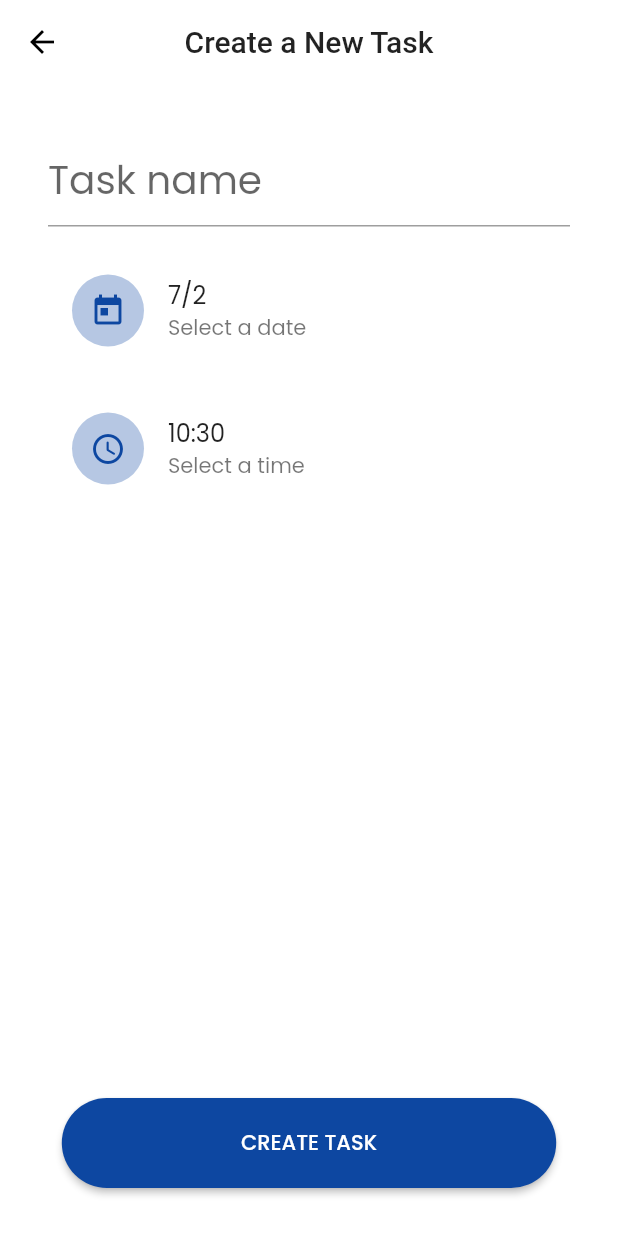
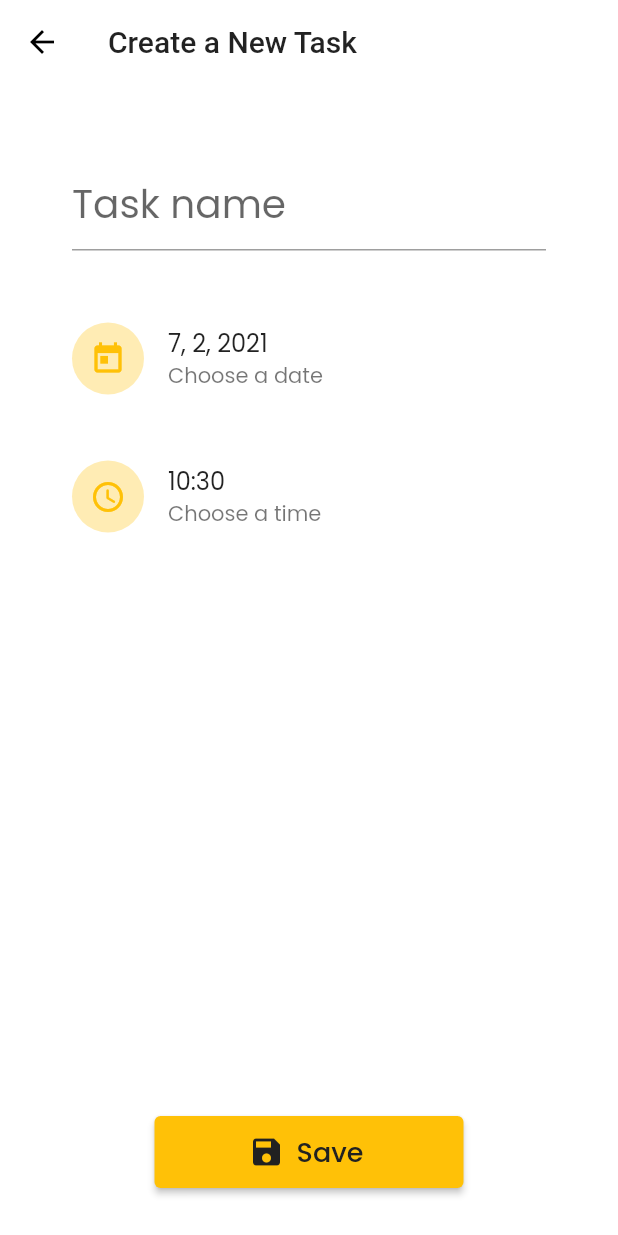
Before and after one commit to luciano01/todo, a Flutter app: the screen it shows after launch, after a tap on the "add" icon, on a phone screen of 412 x 824 dp. Run offline on Flutter 3.47's test engine with Material 2 defaults, Android fonts, the light colour scheme and no system bars; our stand-ins replace cloud_firestore, firebase_core, flutter_mobx, flutter_modular, google_fonts, mobx; accounts and stored records are empty; generated files the repository leaves out were written again.

Commit message:
Change design

```diff
--- a/lib/app/app_widget.dart
+++ b/lib/app/app_widget.dart
@@ -13,7 +13,7 @@ class AppWidget extends StatelessWidget {
           Theme.of(context).textTheme,
         ),
         primaryColor: Colors.white,
-        accentColor: Colors.blue[900],
+        accentColor: Colors.amber,
       ),
     ).modular();
   }
--- a/lib/app/modules/add_task/addTask_page.dart
+++ b/lib/app/modules/add_task/addTask_page.dart
@@ -1,3 +1,4 @@
+import 'package:cloud_firestore/cloud_firestore.dart';
 import 'package:flutter_mobx/flutter_mobx.dart';
 import 'package:flutter_modular/flutter_modular.dart';
 import 'package:todo/app/modules/add_task/addTask_store.dart';
@@ -14,12 +15,17 @@ class AddTaskPage extends StatefulWidget {
 class AddTaskPageState extends State<AddTaskPage> {
   final AddTaskStore store = Modular.get();
 
+  var dateTimeNow = Timestamp.fromDate(DateTime.now());
+  String? _dateNow;
+
   TodoStore? _todo;
   final _formKey = GlobalKey<FormState>();
 
   @override
   void initState() {
     _todo = widget.todo ?? TodoStore();
+    _dateNow =
+        '${dateTimeNow.toDate().month}, ${dateTimeNow.toDate().day}, ${dateTimeNow.toDate().year}';
     super.initState();
   }
 
@@ -30,7 +36,6 @@ class AddTaskPageState extends State<AddTaskPage> {
       appBar: AppBar(
         title: Text(_todo!.uid == null ? 'Create a New Task' : 'Update a Task'),
         elevation: 0,
-        centerTitle: true,
       ),
       body: Form(
         key: _formKey,
@@ -45,19 +50,22 @@ class AddTaskPageState extends State<AddTaskPage> {
                 child: Column(
                   crossAxisAlignment: CrossAxisAlignment.start,
                   children: [
-                    _textField(
-                      hintText: 'Task name',
-                      initialValue: _todo!.name,
-                      validator: store.validateTaskName,
-                      onChanged: _todo!.setName,
-                      keyboardType: TextInputType.text,
+                    Padding(
+                      padding: const EdgeInsets.all(16),
+                      child: _textField(
+                        hintText: 'Task name',
+                        initialValue: _todo!.name,
+                        validator: store.validateTaskName,
+                        onChanged: _todo!.setName,
+                        keyboardType: TextInputType.text,
+                      ),
                     ),
                     Observer(builder: (context) {
                       return _listTile(
                         title: _todo!.date == null
-                            ? '${DateTime.now().month}/${DateTime.now().day}'
-                            : _todo!.date!,
-                        subTitle: 'Select a date',
+                            ? '$_dateNow'
+                            : '${_todo!.date!.toDate().month}, ${_todo!.date!.toDate().day}, ${_todo!.date!.toDate().year}',
+                        subTitle: 'Choose a date',
                         onTap: () async {
                           DateTime? picked = await showDatePicker(
                             context: context,
@@ -77,7 +85,7 @@ class AddTaskPageState extends State<AddTaskPage> {
                             },
                           );
                           if (picked != null) {
-                            String date = '${picked.month}/${picked.day}';
+                            Timestamp date = Timestamp.fromDate(picked);
                             _todo!.setDate(date);
                           }
                         },
@@ -92,7 +100,7 @@ class AddTaskPageState extends State<AddTaskPage> {
                         title: _todo!.time == null
                             ? '${TimeOfDay.now().hour}:${TimeOfDay.now().minute}'
                             : _todo!.time!,
-                        subTitle: 'Select a time',
+                        subTitle: 'Choose a time',
                         onTap: () async {
                           TimeOfDay? picked = await showTimePicker(
                             context: context,
@@ -132,22 +140,24 @@ class AddTaskPageState extends State<AddTaskPage> {
                   mainAxisAlignment: MainAxisAlignment.end,
                   children: [
                     Container(
-                      width: MediaQuery.of(context).size.width * 0.8,
-                      height: 60,
+                      width: MediaQuery.of(context).size.width * 0.5,
+                      height: 48,
                       margin: EdgeInsets.only(top: 32),
-                      child: ElevatedButton(
-                        child: Text(_todo!.uid == null
-                            ? 'Create Task'.toUpperCase()
-                            : 'Update Task'.toUpperCase()),
+                      child: ElevatedButton.icon(
+                        icon: Icon(
+                          Icons.save,
+                          color: Color(0xFF212121),
+                        ),
+                        label: Text(
+                          'Save',
+                          style: TextStyle(
+                            fontSize: 18,
+                            color: Color(0xFF212121),
+                          ),
+                        ),
                         style: ButtonStyle(
                           backgroundColor: MaterialStateProperty.all<Color>(
                               Theme.of(context).accentColor),
-                          shape:
-                              MaterialStateProperty.all<RoundedRectangleBorder>(
-                            RoundedRectangleBorder(
-                              borderRadius: BorderRadius.circular(100),
-                            ),
-                          ),
                         ),
                         onPressed: () {
                           if (_formKey.currentState!.validate()) {
--- a/lib/app/modules/add_task/addTask_store.dart
+++ b/lib/app/modules/add_task/addTask_store.dart
@@ -1,3 +1,4 @@
+import 'package:cloud_firestore/cloud_firestore.dart';
 import 'package:flutter/cupertino.dart';
 import 'package:flutter/material.dart';
 import 'package:mobx/mobx.dart';
@@ -25,7 +26,7 @@ abstract class _AddTaskStoreBase with Store {
   }
 
   void save({TodoStore? todo}) {
-    String date = '${DateTime.now().month}/${DateTime.now().day}';
+    Timestamp date = Timestamp.fromDate(DateTime.now());
     String time = '${TimeOfDay.now().hour}:${TimeOfDay.now().minute}';
     if (todo!.uid == null) {
       if (todo.date == null) todo.setDate(date);
--- a/lib/app/modules/home/components/app_bar_title_widget.dart
+++ /dev/null
@@ -1,33 +0,0 @@
-import 'package:flutter/material.dart';
-
-class AppBarTitleWidget extends StatelessWidget {
-  final String? monthName;
-  final int? day;
-  const AppBarTitleWidget({
-    Key? key,
-    this.monthName,
-    this.day,
-  }) : super(key: key);
-
-  @override
-  Widget build(BuildContext context) {
-    return Text.rich(
-      TextSpan(
-        text: 'Today ',
-        style: TextStyle(
-          fontWeight: FontWeight.w500,
-          fontSize: 18,
-        ),
-        children: [
-          TextSpan(
-            text: '$monthName, $day',
-            style: TextStyle(
-              fontWeight: FontWeight.normal,
-              fontSize: 18,
-            ),
-          ),
-        ],
-      ),
-    );
-  }
-}
--- /dev/null
+++ b/lib/app/modules/home/components/fab_widget.dart
@@ -0,0 +1,22 @@
+import 'package:flutter/material.dart';
+
+class FabWidget extends StatelessWidget {
+  final void Function()? onPressed;
+  final bool mini;
+  final IconData iconData;
+  const FabWidget({
+    Key? key,
+    required this.onPressed,
+    required this.mini,
+    required this.iconData,
+  }) : super(key: key);
+
+  @override
+  Widget build(BuildContext context) {
+    return FloatingActionButton(
+      mini: mini,
+      child: Icon(iconData),
+      onPressed: onPressed,
+    );
+  }
+}
--- a/lib/app/modules/home/home_page.dart
+++ b/lib/app/modules/home/home_page.dart
@@ -1,7 +1,7 @@
 import 'package:flutter/material.dart';
 import 'package:flutter_mobx/flutter_mobx.dart';
 import 'package:flutter_modular/flutter_modular.dart';
-import 'package:todo/app/modules/home/components/app_bar_title_widget.dart';
+import 'package:todo/app/modules/home/components/fab_widget.dart';
 import 'package:todo/app/modules/home/components/list_item_widget.dart';
 import 'package:todo/app/modules/home/home_store.dart';
 import 'package:todo/app/shared/models/todo_store.dart';
@@ -18,25 +18,13 @@ class _HomePageState extends State<HomePage> {
   final HomeStore store = Modular.get();
   final DateConvert dateConvert = DateConvert();
 
-  String? today;
-
-  @override
-  void initState() {
-    today =
-        '${DateTime.now().month}/${DateTime.now().day}/${DateTime.now().year}';
-    super.initState();
-  }
-
   @override
   Widget build(BuildContext context) {
     return Scaffold(
       backgroundColor: Theme.of(context).primaryColor,
       appBar: AppBar(
         leading: Icon(Icons.menu),
-        title: AppBarTitleWidget(
-          monthName: dateConvert.monthIntoName(DateTime.now().month),
-          day: DateTime.now().day,
-        ),
+        title: Text('Home'.toUpperCase()),
         centerTitle: true,
         elevation: 0,
         actions: [
@@ -46,8 +34,9 @@ class _HomePageState extends State<HomePage> {
           ),
         ],
       ),
-      floatingActionButton: FloatingActionButton(
-        child: Icon(Icons.add),
+      floatingActionButton: FabWidget(
+        mini: true,
+        iconData: Icons.add,
         onPressed: () {
           Modular.to.pushNamed('/addTask');
         },
@@ -66,64 +55,19 @@ class _HomePageState extends State<HomePage> {
             return Center(child: CircularProgressIndicator());
           }
 
+          return _buildList(listAllTasks: listAllTasks);
+        }),
+      ),
+    );
+  }
+
+  ListView _buildList({List<TodoStore>? listAllTasks}) {
     return ListView.builder(
-            itemCount: listAllTasks.length,
+      itemCount: listAllTasks?.length,
       itemBuilder: (context, index) {
-              TodoStore todo = listAllTasks[index];
-              return Dismissible(
-                direction: DismissDirection.startToEnd,
-                confirmDismiss: (DismissDirection direction) async {
-                  return await showDialog(
-                    context: context,
-                    builder: (BuildContext context) {
-                      return AlertDialog(
-                        title: Row(
-                          children: [
-                            Icon(
-                              Icons.warning_amber_outlined,
-                              color: Colors.red,
-                            ),
-                            Text("Confirm"),
-                          ],
-                        ),
-                        content:
-                            Text("Are you sure you wish to delete this Task?"),
-                        actions: <Widget>[
-                          TextButton(
-                            onPressed: () => Modular.to.pop(true),
-                            child: Text("DELETE"),
-                          ),
-                          TextButton(
-                            onPressed: () => Modular.to.pop(false),
-                            child: Text("CANCEL"),
-                          ),
-                        ],
-                      );
-                    },
-                  );
-                },
-                background: Container(
-                  color: Colors.red,
-                  padding: EdgeInsets.only(left: 20),
-                  child: Row(
-                    mainAxisAlignment: MainAxisAlignment.start,
-                    children: [
-                      Icon(
-                        Icons.delete_forever,
-                        color: Colors.white,
-                      ),
-                    ],
-                  ),
-                ),
-                key: Key(todo.uid!),
-                onDismissed: (direction) {
-                  store.delete(todo: todo).then((value) {
-                    ScaffoldMessenger.of(context).showSnackBar(
-                      SnackBar(content: Text('Task deleted successfully!')),
-                    );
-                  });
-                },
-                child: ListItemWidget(
+        TodoStore todo = listAllTasks![index];
+
+        return ListItemWidget(
           todo: todo,
           onPressedCompleteTask: () {
             todo.isCompleted = !todo.isCompleted!;
@@ -132,12 +76,8 @@ class _HomePageState extends State<HomePage> {
           onTap: () {
             Modular.to.pushNamed('/addTask', arguments: todo);
           },
-                ),
         );
       },
     );
-        }),
-      ),
-    );
   }
 }
--- a/lib/app/modules/home/home_store.dart
+++ b/lib/app/modules/home/home_store.dart
@@ -1,3 +1,4 @@
+import 'package:cloud_firestore/cloud_firestore.dart';
 import 'package:flutter/material.dart';
 import 'package:mobx/mobx.dart';
 import 'package:todo/app/shared/models/todo_store.dart';
@@ -37,10 +38,9 @@ abstract class HomeStoreBase with Store {
   }
 
   void save({TodoStore? todo}) {
-    String date = '${DateTime.now().month}/${DateTime.now().day}';
     String time = '${TimeOfDay.now().hour}:${TimeOfDay.now().minute}';
     if (todo!.uid == null) {
-      if (todo.date == null) todo.setDate(date);
+      if (todo.date == null) todo.setDate(Timestamp.fromDate(DateTime.now()));
       if (todo.time == null) todo.setTime(time);
       _repository.create(todo: todo);
     } else {
--- a/lib/app/modules/launch/components/app_name_icon_widget.dart
+++ b/lib/app/modules/launch/components/app_name_icon_widget.dart
@@ -12,12 +12,13 @@ class AppNameIconWidget extends StatelessWidget {
           'TOD',
           style: TextStyle(
             fontSize: 70,
-            color: Colors.white,
+            color: Color(0xFF212121),
           ),
         ),
+        SizedBox(width: 3),
         Image.asset(
-          'assets/images/iconWhite.png',
-          width: 50,
+          'assets/images/icon.png',
+          width: 55,
         ),
       ],
     );
--- a/lib/app/modules/launch/components/background_image_widget.dart
+++ /dev/null
@@ -1,14 +0,0 @@
-import 'package:flutter/material.dart';
-
-class BackgroundImageWidget extends StatelessWidget {
-  const BackgroundImageWidget({Key? key}) : super(key: key);
-
-  @override
-  Widget build(BuildContext context) {
-    return Image.asset(
-      'assets/images/iconBlue900.png',
-      width: 313,
-      color: Color.fromRGBO(000, 000, 000, 0.05),
-    );
-  }
-}
--- a/lib/app/modules/launch/launch_page.dart
+++ b/lib/app/modules/launch/launch_page.dart
@@ -1,6 +1,5 @@
 import 'package:flutter_modular/flutter_modular.dart';
 import 'package:todo/app/modules/launch/components/app_name_icon_widget.dart';
-import 'package:todo/app/modules/launch/components/background_image_widget.dart';
 import 'package:todo/app/modules/launch/launch_store.dart';
 import 'package:flutter/material.dart';
 
@@ -30,21 +29,12 @@ class LaunchPageState extends State<LaunchPage> {
             begin: Alignment.topCenter,
             end: Alignment.bottomCenter,
             colors: [
-              Color(0xFF2196F3),
-              Color(0xFF0D47A1),
+              Color(0xFFFFC107),
+              Color(0xFFC79100),
             ],
           ),
         ),
-        child: Stack(
-          alignment: Alignment.center,
-          children: [
-            Positioned(
-              left: -80,
-              child: BackgroundImageWidget(),
-            ),
-            AppNameIconWidget(),
-          ],
-        ),
+        child: AppNameIconWidget(),
       ),
     );
   }
--- a/lib/app/shared/models/todo_store.dart
+++ b/lib/app/shared/models/todo_store.dart
@@ -8,7 +8,7 @@ class TodoStore extends _TodoStoreBase with _$TodoStore {
     String? uid,
     String? name,
     bool? isCompleted = false,
-    String? date,
+    Timestamp? date,
     String? time,
   }) : super(
           uid: uid,
@@ -44,7 +44,7 @@ abstract class _TodoStoreBase with Store {
   bool? isCompleted = false;
 
   @observable
-  String? date;
+  Timestamp? date;
 
   @observable
   String? time;
@@ -64,7 +64,7 @@ abstract class _TodoStoreBase with Store {
   setIsCompleted(bool value) => isCompleted = value;
 
   @action
-  setDate(String value) => date = value;
+  setDate(Timestamp value) => date = value;
 
   @action
   setTime(String value) => time = value;
```
Also changed, not shown: lib/app/modules/home/components/list_item_widget.dart (+26 -4 lines), assets/images/icon.png (added), assets/images/iconBlue900.png (deleted), assets/images/iconWhite.png (deleted), lib/app/shared/models/todo_store.g.dart, 1 other file. Lines whose indentation alone changed are shown as unchanged.
